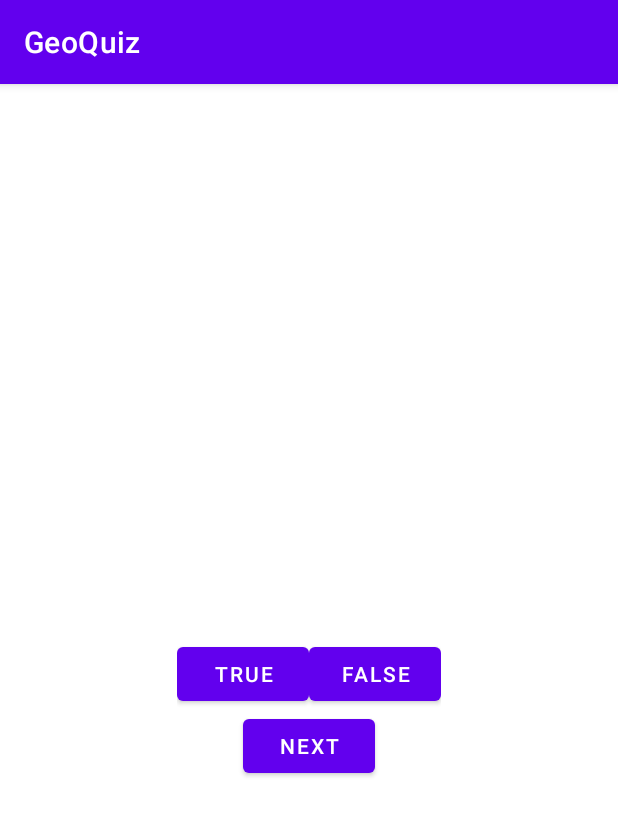
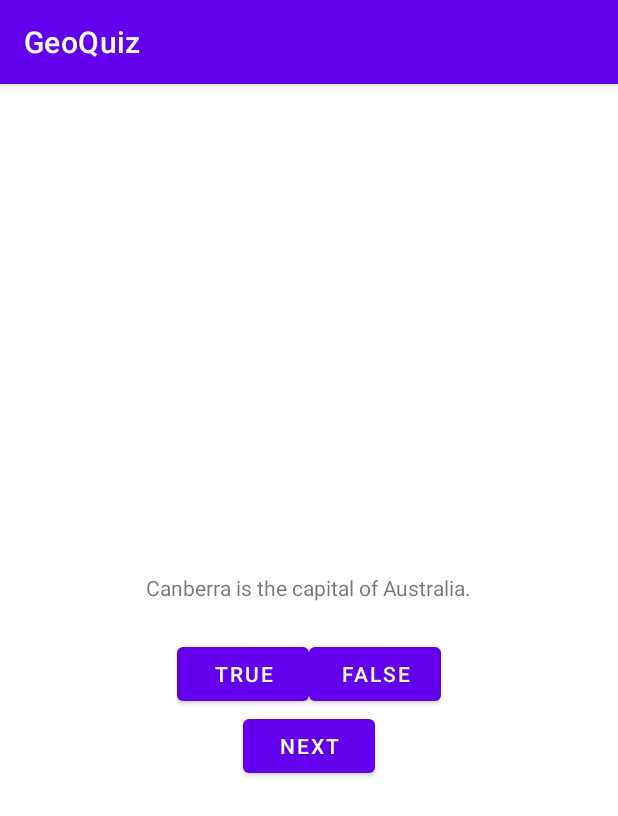
Before and after one commit to GarMoore18/CISC-349-Moore, an Android app: the screen it shows after launch (MainActivity), after a tap on "TRUE", on a phone screen of 412 x 824 dp. Shown: the top 816 px of the screen. Run offline under Robolectric (Android 15) with nearby library versions, the phone set to English and light mode, and no system bars; libraries missing offline, so code that uses them is left out: com.orhanobut.logger; 1 statement that could not run was skipped.

Commit message:
Update MainActivity.java
Next button and toast for true and false

```diff
--- a/Class Participation/GeoQuiz/app/src/main/java/com/example/geoquiz/MainActivity.java
+++ b/Class Participation/GeoQuiz/app/src/main/java/com/example/geoquiz/MainActivity.java
@@ -6,6 +6,7 @@ import android.os.Bundle;
 import android.view.Gravity;
 import android.view.View;
 import android.widget.Button;
+import android.widget.TextView;
 import android.widget.Toast;
 
 import com.orhanobut.logger.AndroidLogAdapter;
@@ -16,6 +17,8 @@ import java.util.Random;
 public class MainActivity extends AppCompatActivity {
     private Button mTrueButton;
     private Button mFalseButton;
+    private Button mNextButton;
+    private TextView mQuestionTextView;
 
     private Question[] mQuestionBank = new Question[] {
             new Question(R.string.question_australia, true),
@@ -26,7 +29,7 @@ public class MainActivity extends AppCompatActivity {
             new Question(R.string.question_asia, true),
     };
 
-    private int mCurrentIndex;
+    private int mCurrentIndex = 0;
 
     @Override
     protected void onCreate(Bundle savedInstanceState) {
@@ -35,36 +38,19 @@ public class MainActivity extends AppCompatActivity {
 
         Logger.addLogAdapter(new AndroidLogAdapter());
 
+        //Finding the items in the layout
         mTrueButton = findViewById(R.id.true_button);
         mFalseButton = findViewById(R.id.false_button);
-        //mQuestionTextView = findViewById(R.id.question_text);
+        mNextButton = findViewById(R.id.next_button);
+        mQuestionTextView = findViewById(R.id.question_text);
 
-        int question = mQuestionBank[mCurrentIndex].getmTextResId();
-        //mQuestionTextView.setText(question);
+        updateQuestion();   //call to update question, initially index 0
 
         //click event for the true button and does something
         mTrueButton.setOnClickListener(new View.OnClickListener() {
             @Override
             public void onClick(View v) {
-                //Log the first question
-                int id = mQuestionBank[0].getmTextResId();
-                boolean truth = mQuestionBank[0].ismAnswerTrue();
-                Logger.d("The ID is " + id + " and the answer is: " + truth);
-
-                //Log random int
-                final int test = new Random().nextInt(61) + 20;
-                Logger.d(test);
-
-                //Log random question from questions
-                int rnd = new Random().nextInt(mQuestionBank.length);
-                int id2 = mQuestionBank[rnd].getmTextResId();
-                boolean truth2 = mQuestionBank[rnd].ismAnswerTrue();
-                Logger.d("The ID is " + id2 + " and the answer is: " + truth2);
-
-                //displays correct text when true button is clicked
-                Toast correct = Toast.makeText(MainActivity.this, R.string.correct_toast, Toast.LENGTH_SHORT);
-                correct.setGravity(Gravity.TOP, 0, 0);
-                correct.show();
+                checkAnswer(true);
             }
         });
 
@@ -72,11 +58,36 @@ public class MainActivity extends AppCompatActivity {
         mFalseButton.setOnClickListener(new View.OnClickListener() {
             @Override
             public void onClick(View v) {
-                //displays incorrect text when true button is clicked
-                Toast incorrect = Toast.makeText(MainActivity.this, R.string.incorrect_toast, Toast.LENGTH_SHORT);
-                incorrect.setGravity(Gravity.TOP, 0, 0);
-                incorrect.show();
+                checkAnswer(false);
+            }
+        });
+
+        //click event for the next button and moves through questions
+        mNextButton.setOnClickListener(new View.OnClickListener() {
+            @Override
+            public void onClick(View v) {
+                mCurrentIndex = (mCurrentIndex + 1) % mQuestionBank.length;
+                updateQuestion();
+
             }
         });
     }
+
+    //to update which question that we are currently seeing
+    private void updateQuestion() {
+        int question = mQuestionBank[mCurrentIndex].getmTextResId();
+        mQuestionTextView.setText(question);
+    }
+
+    private void checkAnswer(boolean userAnswer) {
+        boolean answer = mQuestionBank[mCurrentIndex].ismAnswerTrue();
+        String message = "";
+        if (userAnswer == answer) {
+            message = "You Win!";
+        } else {
+            message = "You Lost!";
+        }
+        Toast.makeText(MainActivity.this, message, Toast.LENGTH_SHORT).show();
+
+    }
 }
```
